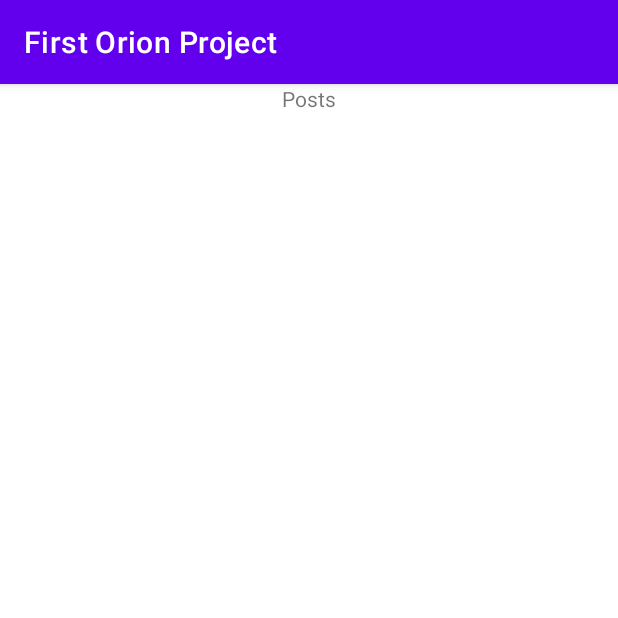
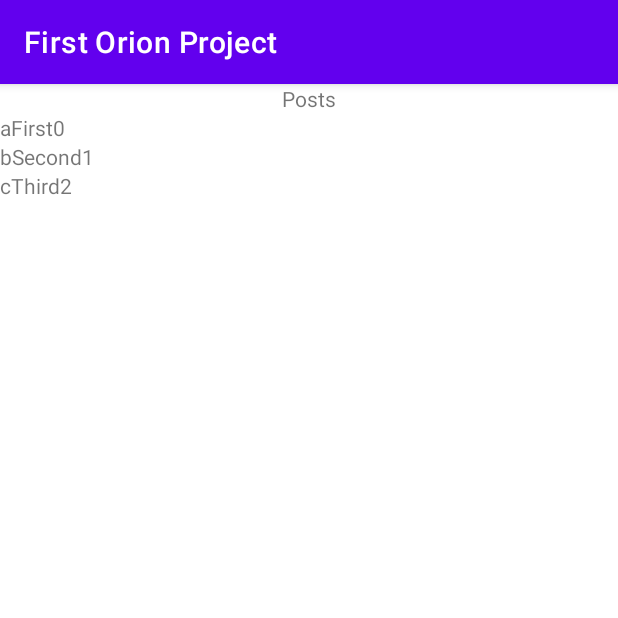
Before and after one commit to MichaelJahns/fo-AndroidBuild, an Android app: the screen it shows after launch (MainActivity), on a phone screen of 412 x 824 dp, the top half of it. Run offline under Robolectric (Android 15) with nearby library versions, the phone set to English and light mode, and no system bars.

```diff
--- a/app/src/main/java/com/firstorion/project/ui/post/PostsFragment.kt
+++ b/app/src/main/java/com/firstorion/project/ui/post/PostsFragment.kt
@@ -1,6 +1,7 @@
 package com.firstorion.project.ui.post
 
 import android.os.Bundle
+import android.util.Log
 import android.view.LayoutInflater
 import android.view.View
 import android.view.ViewGroup
@@ -13,7 +14,7 @@ import com.firstorion.project.util.Toaster
 
 class PostsFragment : Fragment(), PostsRVAdapter.OnPostClickedListener {
 
-    private val postsAdapter = PostsRVAdapter(this)
+    private lateinit var postsAdapter: PostsRVAdapter
 //    XML Views
     private lateinit var recyclerView: RecyclerView
 
@@ -22,6 +23,8 @@ class PostsFragment : Fragment(), PostsRVAdapter.OnPostClickedListener {
         savedInstanceState: Bundle?
     ): View? {
         val view = inflater.inflate(R.layout.fragment_posts, container, false)
+        var list: List<Post> = getDumbyData()
+        postsAdapter = PostsRVAdapter(this, list)
         bindUI(view)
         setupRecyclerView()
         return view
@@ -42,4 +45,11 @@ class PostsFragment : Fragment(), PostsRVAdapter.OnPostClickedListener {
 //        get UserInfo from userID
 //        Navigate away from this activity to another
     }
+    private fun getDumbyData(): List<Post>{
+        val p1: Post = Post(0,0,"First", "a")
+        val p2: Post = Post(1,1,"Second", "b")
+        val p3: Post = Post(2,2,"Third", "c")
+        return listOf(p1, p2, p3)
+    }
+
 }
--- a/app/src/main/res/layout/post_row.xml
+++ b/app/src/main/res/layout/post_row.xml
@@ -1,7 +1,8 @@
 <?xml version="1.0" encoding="utf-8"?>
 <androidx.constraintlayout.widget.ConstraintLayout
-    xmlns:android="http://schemas.android.com/apk/res/android" android:layout_width="match_parent"
-    android:layout_height="match_parent">
+    xmlns:android="http://schemas.android.com/apk/res/android"
+    android:layout_width="match_parent"
+    android:layout_height="wrap_content">
 
     <LinearLayout
         android:layout_width="match_parent"
```
